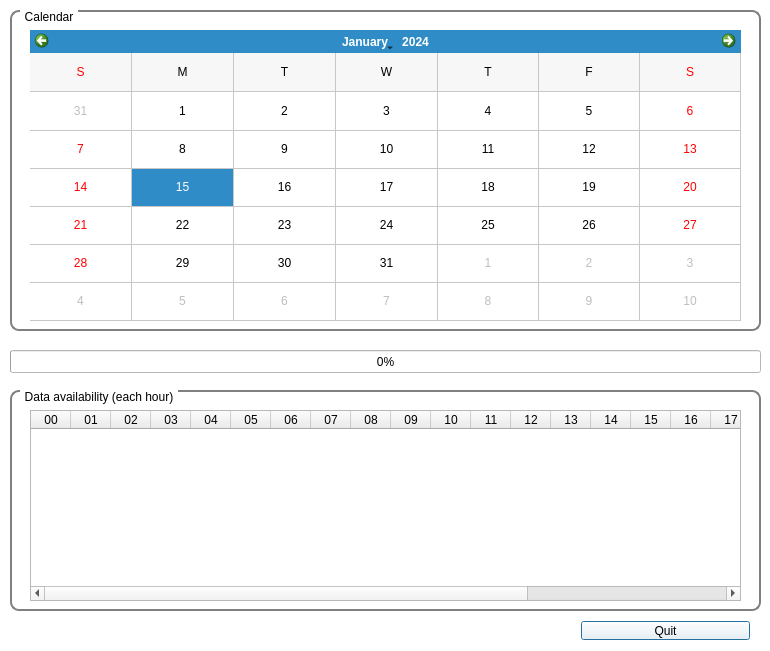
hayoungdaddy/KGminer_QT, file datamonitor.ui: the form before one commit.
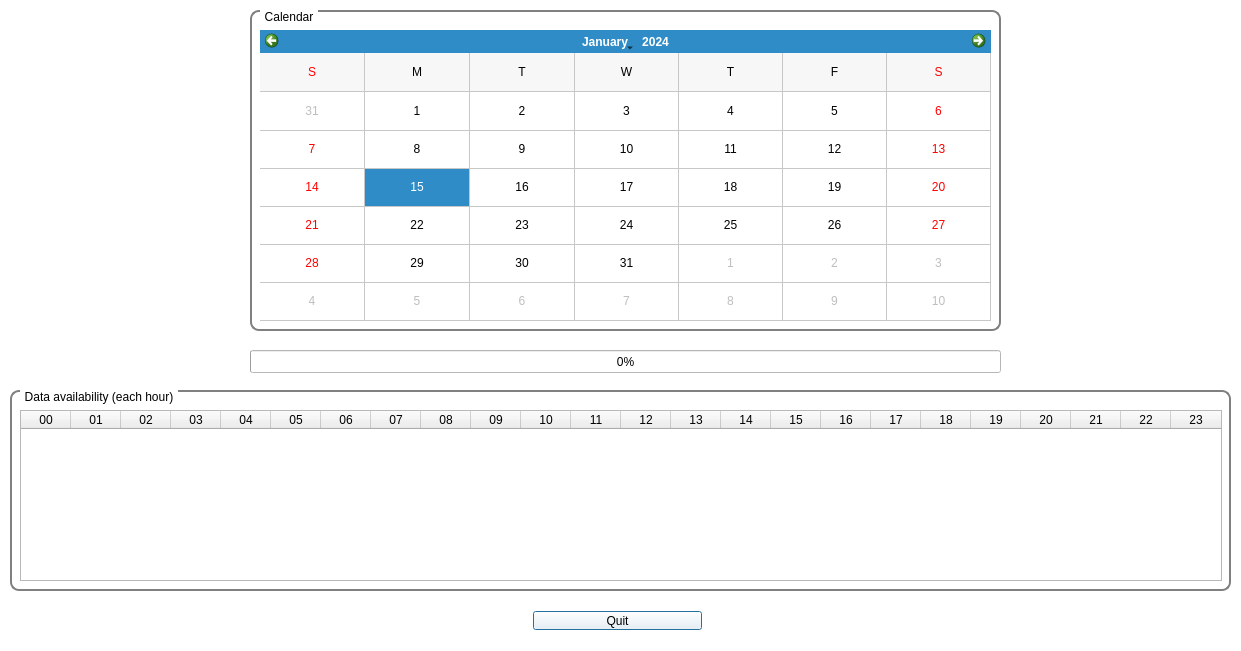
The form after the commit.

The edit to the form file:
```diff
--- a/datamonitor.ui
+++ b/datamonitor.ui
@@ -6,7 +6,7 @@
    <rect>
     <x>0</x>
     <y>0</y>
-    <width>770</width>
+    <width>1241</width>
     <height>651</height>
    </rect>
   </property>
@@ -431,8 +431,8 @@
   <widget class="QWidget" name="horizontalLayoutWidget">
    <property name="geometry">
     <rect>
-     <x>570</x>
-     <y>610</y>
+     <x>522</x>
+     <y>600</y>
      <width>191</width>
      <height>41</height>
     </rect>
@@ -450,7 +450,7 @@
   <widget class="QGroupBox" name="groupBox">
    <property name="geometry">
     <rect>
-     <x>10</x>
+     <x>250</x>
      <y>10</y>
      <width>751</width>
      <height>321</height>
@@ -475,9 +475,9 @@
    <widget class="QCalendarWidget" name="calendarWidget">
     <property name="geometry">
      <rect>
-      <x>20</x>
+      <x>10</x>
       <y>20</y>
-      <width>711</width>
+      <width>731</width>
       <height>291</height>
      </rect>
     </property>
@@ -503,8 +503,8 @@
     <rect>
      <x>10</x>
      <y>390</y>
-     <width>751</width>
-     <height>221</height>
+     <width>1221</width>
+     <height>201</height>
     </rect>
    </property>
    <property name="styleSheet">
@@ -529,10 +529,10 @@
     </property>
     <property name="geometry">
      <rect>
-      <x>20</x>
+      <x>10</x>
       <y>20</y>
-      <width>711</width>
-      <height>191</height>
+      <width>1202</width>
+      <height>171</height>
      </rect>
     </property>
     <property name="autoScroll">
@@ -542,7 +542,7 @@
      <bool>true</bool>
     </property>
     <attribute name="horizontalHeaderDefaultSectionSize">
-     <number>40</number>
+     <number>50</number>
     </attribute>
     <attribute name="verticalHeaderVisible">
      <bool>false</bool>
@@ -675,7 +675,7 @@
   <widget class="QProgressBar" name="pb">
    <property name="geometry">
     <rect>
-     <x>10</x>
+     <x>250</x>
      <y>350</y>
      <width>751</width>
      <height>23</height>
```
